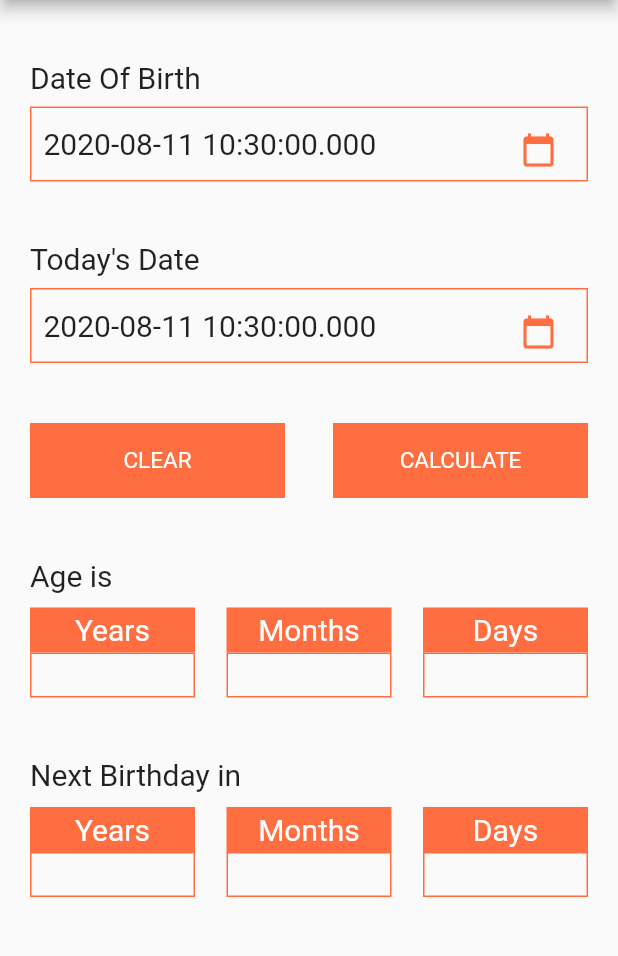
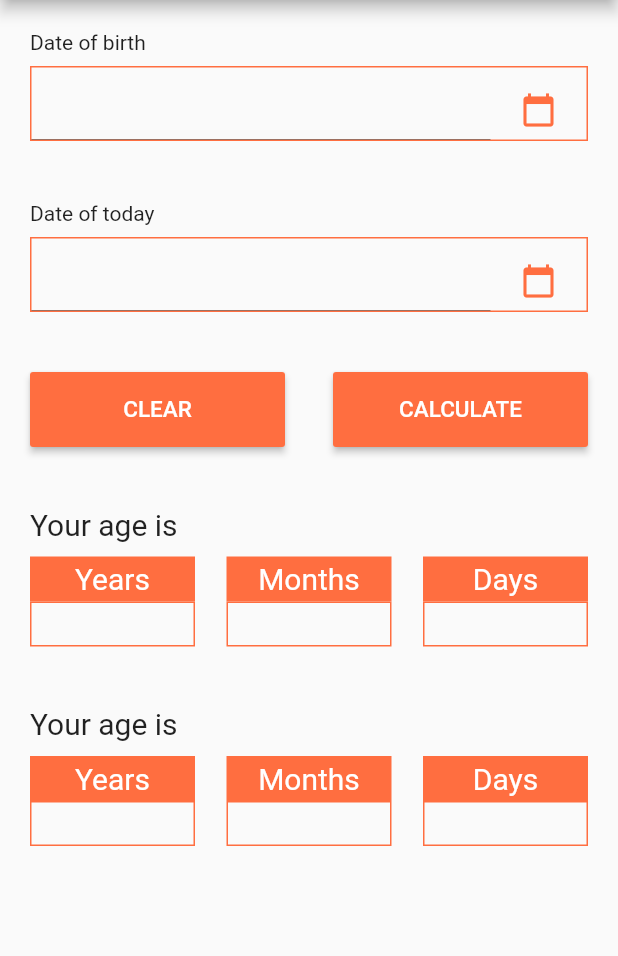
Before and after one commit to FaridaElsheikh/AgeCalculator, a Flutter app: the screen it shows after launch, on a phone screen of 412 x 824 dp, the part 84-1040 px from its top. Run offline on Flutter 3.47's test engine with Material 2 defaults, Android fonts, the phone set to English and light mode, and no system bars; missing offline and left inert: age.

Commit message:
DatePicker,clear, calculate

```diff
--- a/lib/ChooseDates.dart
+++ /dev/null
@@ -1,74 +0,0 @@
-import 'package:flutter/cupertino.dart';
-import 'package:flutter/material.dart';
-
-class StatefulCalendar extends StatefulWidget {
-  StatefulCalendar(this.title);
-  String title;
-  @override
-  CalendarState createState() {
-    return new CalendarState();
-  }
-}
-
-class CalendarState extends State<StatefulCalendar> {
-  String _date = DateTime.now().toString();
-
-  Future<void> _selectDate(BuildContext context) async {
-    final DateTime picked = await showDatePicker(
-        context: context,
-        initialDate: DateTime.now(),
-        firstDate: DateTime(1950),
-        lastDate: DateTime(2025));
-    if (picked != null)
-      setState(() {
-        _date = picked.toString();
-      });
-  }
-
-  Widget _builder() {
-    return Padding(
-      padding: const EdgeInsets.all(20.0),
-      child: Column(
-        crossAxisAlignment: CrossAxisAlignment.start,
-        children: <Widget>[
-          Text(
-            widget.title,
-            style: TextStyle(fontSize: 20),
-          ),
-          Container(
-            margin: EdgeInsets.only(top: 8),
-            height: 50,
-            decoration: BoxDecoration(
-                border: Border.all(color: Colors.deepOrangeAccent)),
-            child: Row(
-              mainAxisAlignment: MainAxisAlignment.spaceBetween,
-              children: <Widget>[
-                Padding(
-                  padding: const EdgeInsets.all(8.0),
-                  child: Text(
-                    _date,
-                    style: TextStyle(fontSize: 20),
-                  ),
-                ),
-                Padding(
-                    padding: const EdgeInsets.all(8.0),
-                    child: IconButton(
-                      icon: Icon(
-                        Icons.calendar_today,
-                        color: Colors.deepOrangeAccent,
-                      ),
-                      onPressed: () => _selectDate(context),
-                    ))
-              ],
-            ),
-          )
-        ],
-      ),
-    );
-  }
-
-  @override
-  Widget build(BuildContext context) {
-    return _builder();
-  }
-}
--- a/lib/main.dart
+++ b/lib/main.dart
@@ -1,87 +1,14 @@
 import 'package:flutter/cupertino.dart';
 import 'package:flutter/material.dart';
+import 'package:age/age.dart';
+import 'package:intl/intl.dart';
 
-import 'ChooseDates.dart';
 //test
 void main() {
-  runApp(HomeScreen());
+  runApp(AgeCalculatorApp());
 }
 
-Widget _buildButton(String text) {
-  return Container(
-    height: 50,
-    width: 170,
-    color: Colors.deepOrangeAccent,
-    child: Padding(
-      padding: const EdgeInsets.all(8.0),
-      child: Center(
-          child: Text(text.toUpperCase(),
-              style: TextStyle(color: Colors.white, fontSize: 15))),
-    ),
-  );
-}
-
-Widget _buildButtons(String text1, String text2) {
-  return Padding(
-    padding: const EdgeInsets.all(20.0),
-    child: Row(
-      mainAxisAlignment: MainAxisAlignment.spaceBetween,
-      children: <Widget>[_buildButton(text1), _buildButton(text2)],
-    ),
-  );
-}
-
-Widget _buildDates(String text) {
-  return Container(
-    child: Column(
-      crossAxisAlignment: CrossAxisAlignment.start,
-      children: <Widget>[
-        Container(
-          margin: EdgeInsets.only(top: 10),
-          height: 30,
-          width: 110,
-          child: Center(
-              child: Text(
-                text,
-                style: TextStyle(color: Colors.white, fontSize: 20),
-              )),
-          color: Colors.deepOrangeAccent,
-        ),
-        Container(
-          height: 30,
-          width: 110,
-          decoration:
-          BoxDecoration(border: Border.all(color: Colors.deepOrangeAccent)),
-        ),
-      ],
-    ),
-  );
-}
-
-Widget _buildAge(String text) {
-  return Padding(
-    padding: const EdgeInsets.all(20.0),
-    child: Column(
-      crossAxisAlignment: CrossAxisAlignment.start,
-      children: <Widget>[
-        Text(
-          text,
-          style: TextStyle(fontSize: 20),
-        ),
-        Row(
-          mainAxisAlignment: MainAxisAlignment.spaceBetween,
-          children: <Widget>[
-            _buildDates("Years"),
-            _buildDates("Months"),
-            _buildDates("Days")
-          ],
-        )
-      ],
-    ),
-  );
-}
-
-class HomeScreen extends StatelessWidget {
+class AgeCalculatorApp extends StatelessWidget {
   @override
   Widget build(BuildContext context) {
     return MaterialApp(
@@ -95,19 +22,275 @@ class HomeScreen extends StatelessWidget {
                   ),
                   actions: <Widget>[Icon(Icons.more_vert)],
                 ),
-                body: SingleChildScrollView (
+                body: HomeScreen())));
+  }
+}
+
+class HomeScreen extends StatefulWidget {
+  @override
+  State<StatefulWidget> createState() => HomeScreenState();
+}
+
+class HomeScreenState extends State<HomeScreen> {
+  DateTime dateOfBirth = DateTime.now();
+  DateTime dateOfToday = DateTime.now();
+
+  TextEditingController _dateOfBirthController = TextEditingController();
+  TextEditingController _dateOfTodayController = TextEditingController();
+
+  AgeDuration age;
+
+  @override
+  Widget build(BuildContext context) {
+    return Column(
+      children: <Widget>[
+        buildDateOfBirth(),
+        buildDateOfToday(),
+        _buildClearCalc(),
+        _buildAgeRow(),
+        _buildNextBDRow(),
+      ],
+    );
+  }
+
+  Widget buildDateOfBirth() {
+    return Padding(
+      padding: const EdgeInsets.all(20.0),
       child: Column(
+        crossAxisAlignment: CrossAxisAlignment.start,
         children: <Widget>[
+          Text("Date of birth"),
+          Container(
+            margin: EdgeInsets.only(top: 8),
+            height: 50,
+            decoration: BoxDecoration(
+                border: Border.all(color: Colors.deepOrangeAccent)),
+            child: Row(
+              mainAxisAlignment: MainAxisAlignment.spaceBetween,
+              children: <Widget>[
+                Expanded(
+                  child: TextField(
+                    controller: _dateOfBirthController,
+                    enabled: false,
+                  ),
+                ),
                 Padding(
-                        padding: const EdgeInsets.only(top: 20),
-                        child: StatefulCalendar("Date Of Birth"),
+                    padding: const EdgeInsets.all(8.0),
+                    child: IconButton(
+                      icon: Icon(
+                        Icons.calendar_today,
+                        color: Colors.deepOrangeAccent,
                       ),
-                      StatefulCalendar("Today's Date "),
-                      _buildButtons("clear", "calculate"),
-                      _buildAge("Age is"),
-                      _buildAge("Next Birthday in "),
+                      onPressed: () {
+                        setState(() {
+                          _selectDate(context).then((value) {
+                            dateOfBirth = value;
+                            _dateOfBirthController.text =
+                                _getFormattedDate(dateOfBirth);
+                          });
+                        });
+                      },
+                    ))
               ],
             ),
-                ))));
+          ),
+        ],
+      ),
+    );
   }
+
+  Widget buildDateOfToday() {
+    return Padding(
+      padding: const EdgeInsets.all(20.0),
+      child: Column(
+        crossAxisAlignment: CrossAxisAlignment.start,
+        children: <Widget>[
+          Text("Date of today"),
+          Container(
+            margin: EdgeInsets.only(top: 8),
+            height: 50,
+            decoration: BoxDecoration(
+                border: Border.all(color: Colors.deepOrangeAccent)),
+            child: Row(
+              mainAxisAlignment: MainAxisAlignment.spaceBetween,
+              children: <Widget>[
+                Expanded(
+                  child: TextField(
+                    controller: _dateOfTodayController,
+                    enabled: false,
+                  ),
+                ),
+                Padding(
+                    padding: const EdgeInsets.all(8.0),
+                    child: IconButton(
+                      icon: Icon(
+                        Icons.calendar_today,
+                        color: Colors.deepOrangeAccent,
+                      ),
+                      onPressed: () {
+                        setState(() {
+                          _selectDate(context).then((value) {
+                            dateOfToday = value;
+                            _dateOfTodayController.text =
+                                _getFormattedDate(dateOfToday);
+                          });
+                        });
+                      },
+                    ))
+              ],
+            ),
+          ),
+        ],
+      ),
+    );
   }
+
+  Future<DateTime> _selectDate(BuildContext context) async {
+    DateTime picked = await showDatePicker(
+        context: context,
+        initialDate: DateTime.now(),
+        firstDate: DateTime(1950),
+        lastDate: DateTime(2025));
+
+    return picked;
+  }
+
+  String _getFormattedDate(DateTime date) {
+    return DateFormat('dd-MM-yyyy').format(date);
+  }
+
+  Widget _buildClearCalc() {
+    Widget _clearButton = _buildButton("Clear", () {
+      _clear();
+    });
+    Widget _calcButton = _buildButton("calculate", () {
+      _calcAge();
+    });
+
+    return Padding(
+      padding: const EdgeInsets.all(20.0),
+      child: Row(
+        mainAxisAlignment: MainAxisAlignment.spaceBetween,
+        children: <Widget>[
+          _clearButton,
+          _calcButton,
+        ],
+      ),
+    );
+  }
+
+  Widget _buildButton(String title, Function _onPressed) {
+    return Container(
+      height: 50,
+      width: 170,
+      child: RaisedButton(
+          color: Colors.deepOrangeAccent,
+          onPressed: _onPressed,
+          child: Text(title.toUpperCase(),
+              style: TextStyle(color: Colors.white, fontSize: 15))),
+    );
+  }
+
+  void _calcAge() {
+    setState(() {
+      age = Age.dateDifference(fromDate: dateOfBirth, toDate: dateOfToday);
+    });
+    print(age);
+  }
+
+  void _clear() {
+    setState(() {
+      age=Age.dateDifference(fromDate: DateTime.now(), toDate: DateTime.now());
+
+      dateOfToday=DateTime.now();
+      _dateOfTodayController.text =
+          _getFormattedDate(dateOfToday);
+
+      dateOfBirth=DateTime.now();
+      _dateOfBirthController.text =
+          _getFormattedDate(dateOfBirth);
+
+    });
+    print(age);
+  }
+
+  Widget _buildOutputBox(String title) {
+    return Container(
+      child: Column(
+        crossAxisAlignment: CrossAxisAlignment.start,
+        children: <Widget>[
+          Container(
+            margin: EdgeInsets.only(top: 10),
+            height: 30,
+            width: 110,
+            child: Center(
+                child: Text(
+              title,
+              style: TextStyle(color: Colors.white, fontSize: 20),
+            )),
+            color: Colors.deepOrangeAccent,
+          ),
+          Container(
+            height: 30,
+            width: 110,
+            decoration: BoxDecoration(
+                border: Border.all(color: Colors.deepOrangeAccent)),
+          ),
+        ],
+      ),
+    );
+  }
+
+  Widget _buildAgeRow() {
+    Widget Years = _buildOutputBox("Years");
+    Widget Months = _buildOutputBox("Months");
+    Widget Days = _buildOutputBox("Days");
+    return Padding(
+      padding: const EdgeInsets.all(20.0),
+      child: Column(
+        crossAxisAlignment: CrossAxisAlignment.start,
+        children: <Widget>[
+          Text(
+            "Your age is ",
+            style: TextStyle(fontSize: 20),
+          ),
+          Row(
+            mainAxisAlignment: MainAxisAlignment.spaceBetween,
+            children: <Widget>[
+              Years,
+              Months,
+              Days,
+            ],
+          )
+        ],
+      ),
+    );
+  }
+
+  Widget _buildNextBDRow() {
+    Widget years = _buildOutputBox("Years");
+    Widget months = _buildOutputBox("Months");
+    Widget days = _buildOutputBox("Days");
+    return Padding(
+      padding: const EdgeInsets.all(20.0),
+      child: Column(
+        crossAxisAlignment: CrossAxisAlignment.start,
+        children: <Widget>[
+          Text(
+            "Your age is ",
+            style: TextStyle(fontSize: 20),
+          ),
+          Row(
+            mainAxisAlignment: MainAxisAlignment.spaceBetween,
+            children: <Widget>[
+              years,
+              months,
+              days,
+            ],
+          )
+        ],
+      ),
+    );
+  }
+
+}
--- a/pubspec.yaml
+++ b/pubspec.yaml
@@ -23,6 +23,8 @@ environment:
 dependencies:
   flutter:
     sdk: flutter
+  age: ^0.0.1
+  intl: ^0.16.1
 
 
   # The following adds the Cupertino Icons font to your application.
```
Also changed, not shown: pubspec.lock. Lines whose indentation alone changed are shown as unchanged.
